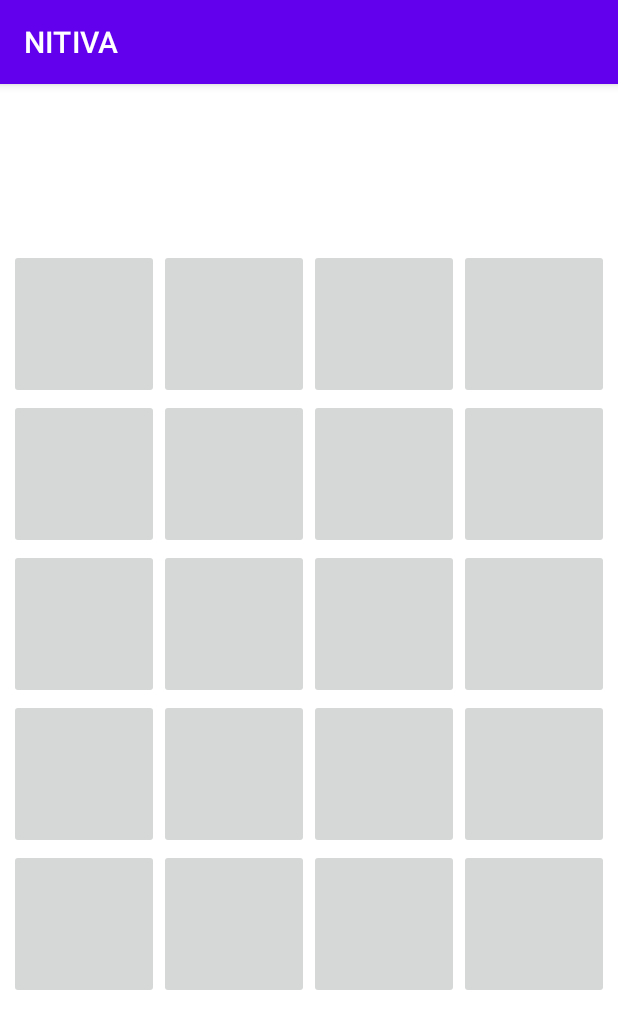
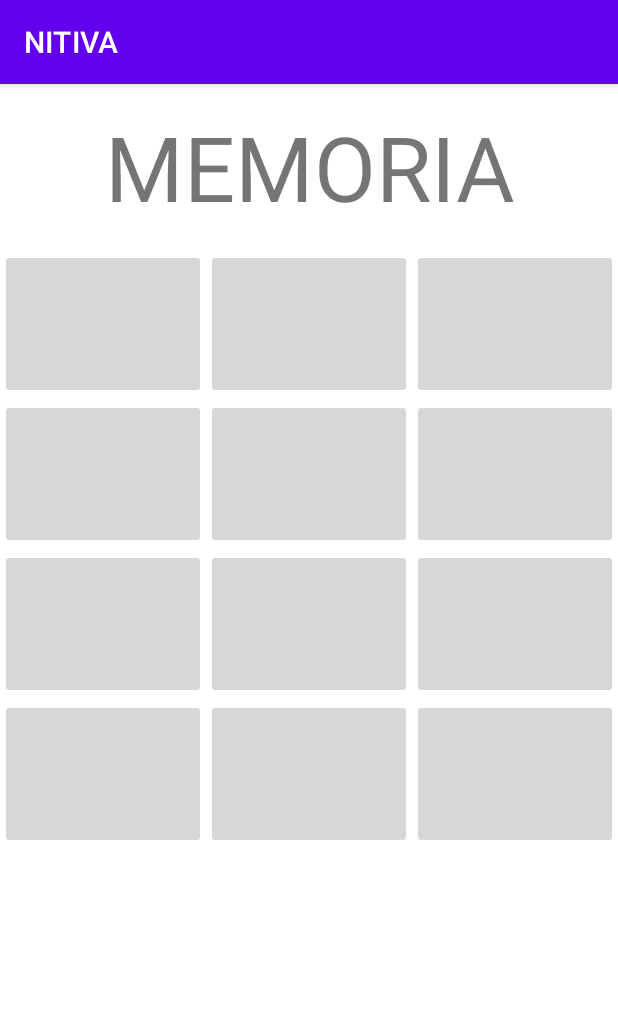
Before and after one commit to Braulio08/NITIVA, an Android app: the MemoryGame screen opened directly, with no data from a screen before it, on a phone screen of 412 x 824 dp. Shown: the top 1029 px of the screen. Run offline under Robolectric (Android 15) with nearby library versions, the phone set to English and light mode, and no system bars.

```diff
--- a/app/src/main/res/layout/activity_memory_game.xml
+++ b/app/src/main/res/layout/activity_memory_game.xml
@@ -4,161 +4,115 @@
     xmlns:tools="http://schemas.android.com/tools"
     android:layout_width="match_parent"
     android:layout_height="match_parent"
-    android:gravity="center|top"
+    android:orientation="vertical"
     tools:context=".MemoryGame">
 
-
-    <TableLayout
+    <LinearLayout
         android:layout_width="match_parent"
         android:layout_height="wrap_content"
-        android:padding="10dp"
-        android:layout_marginTop="100dp">
-        <TableRow
+        android:orientation="vertical">
+
+        <TextView
+            android:id="@+id/textView"
             android:layout_width="match_parent"
-            android:layout_height="match_parent"
-            android:gravity="center">
+            android:layout_height="110dp"
+            android:gravity="center"
+            android:text="MEMORIA"
+            android:textSize="60sp" />
+
+    </LinearLayout>
+
+    <GridLayout
+        android:layout_width="match_parent"
+        android:layout_height="wrap_content"
+        android:columnCount="3"
+        android:rowCount="4">
+
         <ImageButton
             android:id="@+id/btn00"
-                android:layout_width="100dp"
+            android:layout_width="wrap_content"
             android:layout_height="100dp"
-                android:layout_column="0">
-            </ImageButton>
+            android:layout_row="0"
+            android:layout_column="0"
+            android:layout_columnWeight="1"/>
         <ImageButton
             android:id="@+id/btn01"
-                android:layout_width="100dp"
+            android:layout_width="wrap_content"
             android:layout_height="100dp"
-                android:layout_column="1">
-            </ImageButton>
+            android:layout_row="0"
+            android:layout_column="1"
+            android:layout_columnWeight="1"/>
         <ImageButton
             android:id="@+id/btn02"
-                android:layout_width="100dp"
+            android:layout_width="wrap_content"
             android:layout_height="100dp"
-                android:layout_column="2">
-            </ImageButton>
+            android:layout_row="0"
+            android:layout_column="2"
+            android:layout_columnWeight="1"/>
         <ImageButton
             android:id="@+id/btn03"
-                android:layout_width="100dp"
+            android:layout_width="wrap_content"
             android:layout_height="100dp"
-                android:layout_column="3">
-            </ImageButton>
-        </TableRow>
-        <TableRow
-            android:layout_width="match_parent"
-            android:layout_height="match_parent"
-            android:gravity="center">
+            android:layout_row="1"
+            android:layout_column="0"
+            android:layout_columnWeight="1"/>
         <ImageButton
             android:id="@+id/btn04"
-                android:layout_width="100dp"
+            android:layout_width="wrap_content"
             android:layout_height="100dp"
-                android:layout_column="0">
-            </ImageButton>
+            android:layout_row="1"
+            android:layout_column="1"
+            android:layout_columnWeight="1"/>
         <ImageButton
             android:id="@+id/btn05"
-                android:layout_width="100dp"
+            android:layout_width="wrap_content"
             android:layout_height="100dp"
-                android:layout_column="1">
-            </ImageButton>
+            android:layout_row="1"
+            android:layout_column="2"
+            android:layout_columnWeight="1"/>
         <ImageButton
             android:id="@+id/btn06"
-                android:layout_width="100dp"
+            android:layout_width="wrap_content"
             android:layout_height="100dp"
-                android:layout_column="2">
-            </ImageButton>
+            android:layout_row="2"
+            android:layout_column="0"
+            android:layout_columnWeight="1"/>
         <ImageButton
             android:id="@+id/btn07"
-                android:layout_width="100dp"
+            android:layout_width="wrap_content"
             android:layout_height="100dp"
-                android:layout_column="3">
-            </ImageButton>
-        </TableRow>
-        <TableRow
-            android:layout_width="match_parent"
-            android:layout_height="match_parent"
-            android:gravity="center">
+            android:layout_row="2"
+            android:layout_column="1"
+            android:layout_columnWeight="1"/>
         <ImageButton
             android:id="@+id/btn08"
-                android:layout_width="100dp"
+            android:layout_width="wrap_content"
             android:layout_height="100dp"
-                android:layout_column="0">
-            </ImageButton>
+            android:layout_row="2"
+            android:layout_column="2"
+            android:layout_columnWeight="1"/>
         <ImageButton
             android:id="@+id/btn09"
-                android:layout_width="100dp"
+            android:layout_width="wrap_content"
             android:layout_height="100dp"
-                android:layout_column="1">
-            </ImageButton>
+            android:layout_row="3"
+            android:layout_column="0"
+            android:layout_columnWeight="1"/>
         <ImageButton
             android:id="@+id/btn10"
-                android:layout_width="100dp"
+            android:layout_width="wrap_content"
             android:layout_height="100dp"
-                android:layout_column="2">
-            </ImageButton>
+            android:layout_row="3"
+            android:layout_column="1"
+            android:layout_columnWeight="1"/>
         <ImageButton
             android:id="@+id/btn11"
-                android:layout_width="100dp"
+            android:layout_width="wrap_content"
             android:layout_height="100dp"
-                android:layout_column="3">
-            </ImageButton>
-        </TableRow>
-        <TableRow
-            android:layout_width="match_parent"
-            android:layout_height="match_parent"
-            android:gravity="center">
-            <ImageButton
-                android:id="@+id/btn12"
-                android:layout_width="100dp"
-                android:layout_height="100dp"
-                android:layout_column="0">
-            </ImageButton>
-            <ImageButton
-                android:id="@+id/btn13"
-                android:layout_width="100dp"
-                android:layout_height="100dp"
-                android:layout_column="1">
-            </ImageButton>
-            <ImageButton
-                android:id="@+id/btn14"
-                android:layout_width="100dp"
-                android:layout_height="100dp"
-                android:layout_column="2">
-            </ImageButton>
-            <ImageButton
-                android:id="@+id/btn15"
-                android:layout_width="100dp"
-                android:layout_height="100dp"
-                android:layout_column="3">
-            </ImageButton>
-        </TableRow>
-        <TableRow
-            android:layout_width="match_parent"
-            android:layout_height="match_parent"
-            android:gravity="center">
-            <ImageButton
-                android:id="@+id/btn16"
-                android:layout_width="100dp"
-                android:layout_height="100dp"
-                android:layout_column="0">
-            </ImageButton>
-            <ImageButton
-                android:id="@+id/btn17"
-                android:layout_width="100dp"
-                android:layout_height="100dp"
-                android:layout_column="1">
-            </ImageButton>
-            <ImageButton
-                android:id="@+id/btn18"
-                android:layout_width="100dp"
-                android:layout_height="100dp"
-                android:layout_column="2">
-            </ImageButton>
-            <ImageButton
-                android:id="@+id/btn19"
-                android:layout_width="100dp"
-                android:layout_height="100dp"
-                android:layout_column="3">
-            </ImageButton>
-        </TableRow>
-    </TableLayout>
+            android:layout_row="3"
+            android:layout_column="2"
+            android:layout_columnWeight="1"/>
+    </GridLayout>
 
 
 </LinearLayout>
```
Lines whose indentation alone changed are shown as unchanged.
